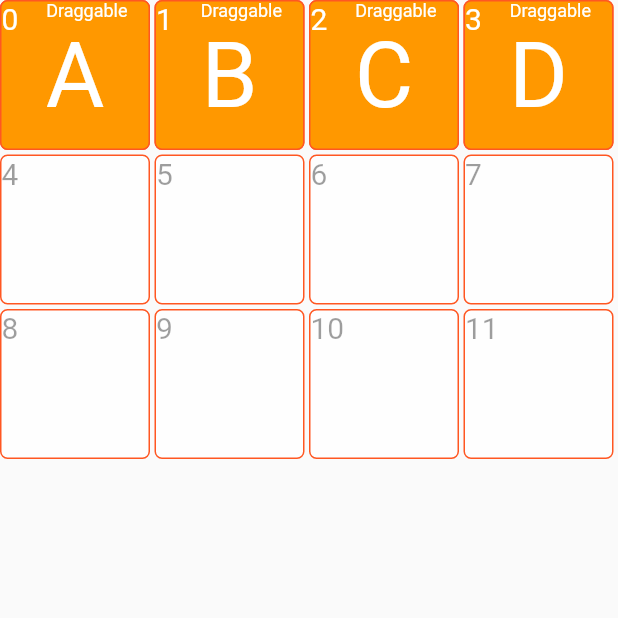
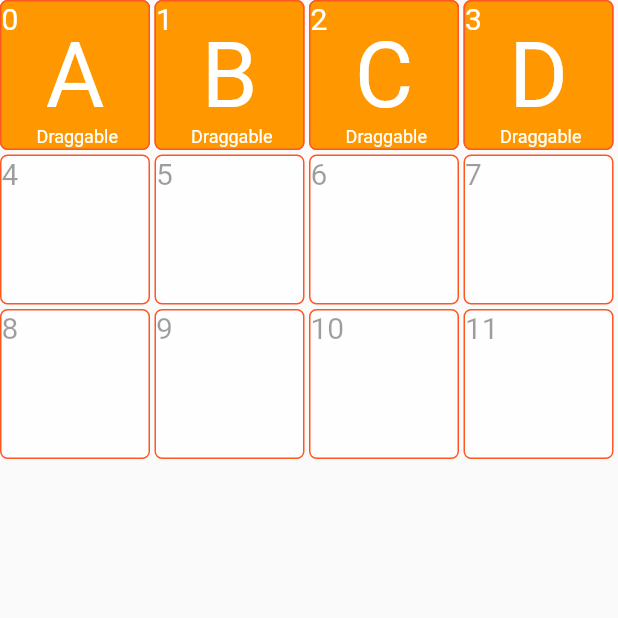
Before and after one commit to ume-bar/Draggable, a Flutter app: the screen it shows after launch, on a phone screen of 412 x 824 dp, the top half of it. Run offline on Flutter 3.47's test engine with Material 2 defaults, Android fonts, the phone set to English and light mode, and no system bars.

Commit message:
fix lavel

```diff
--- a/lib/main.dart
+++ b/lib/main.dart
@@ -176,8 +176,8 @@ class _DragTargetState extends State<DragTargetItem> {
       if (category() != null && category()!.draggable)
         // ignore: avoid_unnecessary_containers
         Container(
-            alignment: Alignment.topRight,
-            padding: const EdgeInsets.only(right: 18),
+            alignment: Alignment.bottomCenter,
+            padding: const EdgeInsets.only(bottom: 5),
             child: const Text("Draggable",
                 style: TextStyle(
                   color: Colors.white,
```
